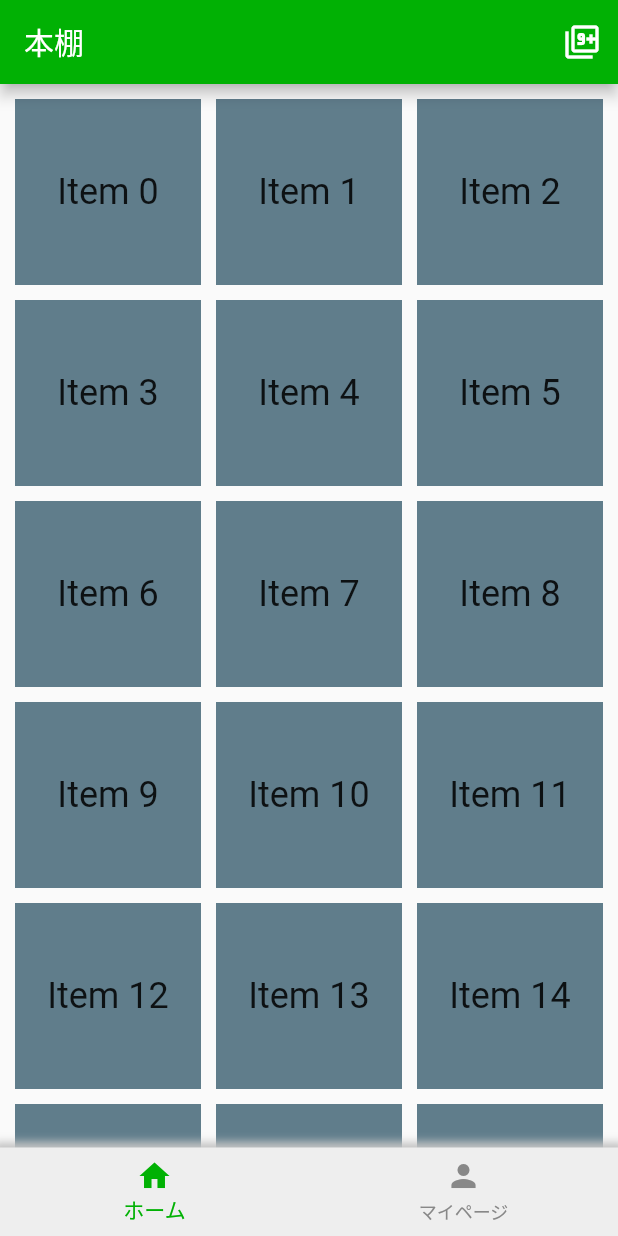
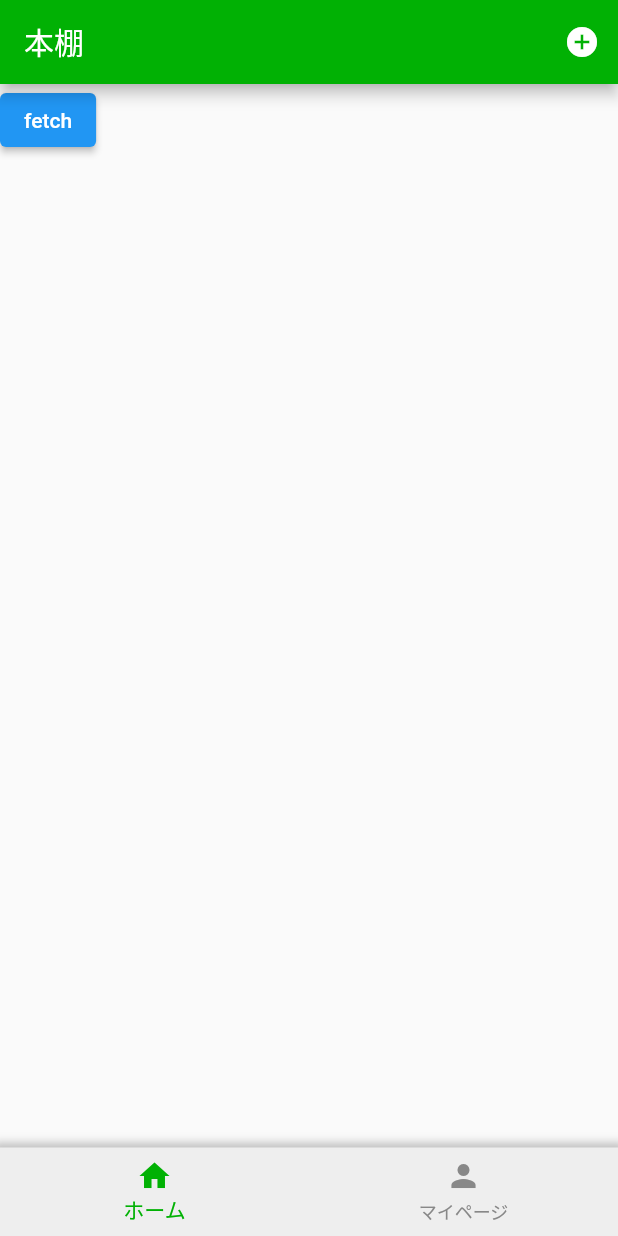
Before and after one commit to yanai-umimi/kaihatu_dojo_flutter2, a Flutter app: the screen it shows after launch, on a phone screen of 412 x 824 dp. Run offline on Flutter 3.47's test engine with Material 2 defaults, Android fonts, the light colour scheme and no system bars; our stand-ins replace bloc, equatable, flutter_bloc, hydrated_bloc.

Commit message:
commit for now

```diff
--- a/kaihatu_dojo/lib/bottom_navigation/bottom_navigation_bloc.dart
+++ b/kaihatu_dojo/lib/logic/bottom_navigation/bottom_navigation_bloc.dart
@@ -1,10 +1,8 @@
 import 'package:bloc/bloc.dart';
 import 'package:equatable/equatable.dart';
 import 'package:flutter/material.dart';
-import '../constants/enums.dart';
-// import 'package:preloved/data/models/home/recently_viewed_item.dart';
-// import 'package:preloved/data/repositories/home/home_screen_repository.dart';
 
+import '../../constants/enums.dart';
 part 'bottom_navigation_event.dart';
 part 'bottom_navigation_state.dart';
 
--- a/kaihatu_dojo/lib/main.dart
+++ b/kaihatu_dojo/lib/main.dart
@@ -3,7 +3,7 @@ import 'package:flutter_bloc/flutter_bloc.dart';
 import 'package:hydrated_bloc/hydrated_bloc.dart';
 import 'package:path_provider/path_provider.dart';
 
-import 'bottom_navigation/bottom_navigation_bloc.dart';
+import 'logic/bottom_navigation/bottom_navigation_bloc.dart';
 import 'ui/router/app_router.dart';
 
 void main() async {
--- a/kaihatu_dojo/lib/ui/router/app_router.dart
+++ b/kaihatu_dojo/lib/ui/router/app_router.dart
@@ -1,6 +1,8 @@
 import 'package:flutter/material.dart';
 import 'package:kaihatu_dojo/ui/screens/add_book_screen.dart';
+import 'package:kaihatu_dojo/ui/screens/book_confirm_screen.dart';
 import '../screens/bottom_navigation_screen.dart';
+import '../screens/settings_screen.dart';
 
 class AppRouter {
   Route? onGenerateRoute(RouteSettings routeSettings) {
@@ -11,9 +13,17 @@ class AppRouter {
         );
       case '/screens/add_book':
         return MaterialPageRoute(
-          builder: (_) => AddBookScreen(
-            text: 'pop',
+          builder: (_) => AddBookScreen(),
+        );
+      case '/screens/confirm_book':
+        return MaterialPageRoute(
+          builder: (_) => BookConfirmScreen(
+            isbn: 'ooo',
           ),
+        );
+      case '/screens/settings':
+        return MaterialPageRoute(
+          builder: (_) => const SettingScreen(),
         );
       default:
         return null;
--- a/kaihatu_dojo/lib/ui/screens/bottom_navigation_screen.dart
+++ b/kaihatu_dojo/lib/ui/screens/bottom_navigation_screen.dart
@@ -2,9 +2,9 @@ import 'package:flutter/material.dart';
 import 'package:flutter_bloc/flutter_bloc.dart';
 import 'package:kaihatu_dojo/ui/screens/home_screen.dart';
 
-import '../../bottom_navigation/bottom_navigation_bloc.dart';
 import '../../constants/enums.dart';
 import '../../constants/pallete.dart';
+import '../../logic/bottom_navigation/bottom_navigation_bloc.dart';
 import '../widgets/loading_view.dart';
 import 'my_page_screen.dart';
 
--- a/kaihatu_dojo/lib/ui/screens/home_screen.dart
+++ b/kaihatu_dojo/lib/ui/screens/home_screen.dart
@@ -1,45 +1,17 @@
+import 'dart:convert';
+
 import 'package:flutter/material.dart';
+import 'package:meta/meta.dart';
 import '../../constants/pallete.dart';
+import 'package:http/http.dart' as http;
 
 class HomeScreen extends StatelessWidget {
   final String text;
 
   HomeScreen({required this.text}) : super();
-
+  List items = [];
   @override
   Widget build(BuildContext context) {
-    var _viewData = <Widget>[
-      Container(
-        color: Colors.red,
-        child: Text(
-          "1",
-          style: TextStyle(
-              fontSize: 32.0,
-              fontWeight: FontWeight.w400,
-              fontFamily: "Roboto"),
-        ),
-      ),
-      Container(
-        color: Colors.blue,
-        child: Text(
-          "2",
-          style: TextStyle(
-              fontSize: 32.0,
-              fontWeight: FontWeight.w400,
-              fontFamily: "Roboto"),
-        ),
-      ),
-      Container(
-        color: Colors.green,
-        child: Text(
-          "3",
-          style: TextStyle(
-              fontSize: 32.0,
-              fontWeight: FontWeight.w400,
-              fontFamily: "Roboto"),
-        ),
-      ),
-    ];
     return Scaffold(
       appBar: AppBar(
         title: const Text('本棚'),
@@ -59,29 +31,59 @@ class HomeScreen extends StatelessWidget {
               Navigator.of(context).pushNamed('/screens/add_book'),
             },
             icon: const Icon(
-              Icons.filter_9_plus_outlined,
+              Icons.add_circle,
               color: Colors.white,
             ),
           )
         ],
       ),
-      body: GridView.count(
-        crossAxisCount: 3,
-        mainAxisSpacing: 10.0,
-        crossAxisSpacing: 10.0,
-        padding: const EdgeInsets.all(10),
-        children: List.generate(
-          200,
-          (index) => Container(
-            color: Colors.blueGrey,
-            child: Center(
-              child: Text(
-                'Item $index',
-                style: Theme.of(context).textTheme.headline5,
-              ),
+      body: Column(
+        children: [
+          ElevatedButton(
+            onPressed: () async {
+              var response = await http.get(Uri.https(
+                  'www.googleapis.com', '/books/v1/volumes', {
+                'q': '{Flutter}',
+                'maxResults': '40',
+                'langRestrict': 'ja'
+              }));
+
+              var jsonResponse = jsonDecode(response.body);
+
+              items = jsonResponse['items'];
+            },
+            child: Text('fetch'),
+          ),
+          // GridView.count(
+          //     crossAxisCount: 3,
+          //     mainAxisSpacing: 8,
+          //     crossAxisSpacing: 8,
+          //     padding: const EdgeInsets.all(8),
+          //     children: )
+        ],
+      ),
+    );
+  }
+
+  Widget _buildList(BuildContext context) {
+    return Expanded(
+      child: ListView.builder(
+        itemCount: items.length,
+        itemBuilder: (BuildContext context, int index) {
+          return Card(
+            child: Column(
+              children: <Widget>[
+                ListTile(
+                  leading: Image.network(
+                    items[index]['volumeInfo']['imageLinks']['thumbnail'],
+                  ),
+                  title: Text(items[index]['volumeInfo']['title']),
+                  subtitle: Text(items[index]['volumeInfo']['publishedDate']),
+                ),
+              ],
             ),
-          ),
-        ),
+          );
+        },
       ),
     );
   }
--- a/kaihatu_dojo/pubspec.yaml
+++ b/kaihatu_dojo/pubspec.yaml
@@ -40,6 +40,7 @@ dependencies:
   meta: ^1.7.0
   hydrated_bloc: ^8.1.0
   path_provider: ^2.0.11
+  http: ^0.13.5
 
 dev_dependencies:
   flutter_test:
```
Also changed, not shown: kaihatu_dojo/lib/logic/isbn_api/isbn_api_bloc.dart (added, +13 -0 lines), kaihatu_dojo/lib/logic/isbn_api/isbn_api_event.dart (added, +8 -0 lines), kaihatu_dojo/lib/logic/isbn_api/isbn_api_state.dart (added, +10 -0 lines), kaihatu_dojo/lib/ui/screens/add_book_screen.dart (+38 -3 lines), kaihatu_dojo/lib/ui/screens/book_confirm_screen.dart (added, +28 -0 lines), kaihatu_dojo/lib/ui/screens/my_page_screen.dart (+3 -11 lines), kaihatu_dojo/lib/ui/screens/settings_screen.dart (added, +20 -0 lines), kaihatu_dojo/lib/logic/bottom_navigation/bottom_navigation_event.dart (renamed from kaihatu_dojo/lib/bottom_navigation/bottom_navigation_event.dart), kaihatu_dojo/lib/logic/bottom_navigation/bottom_navigation_state.dart (renamed from kaihatu_dojo/lib/bottom_navigation/bottom_navigation_state.dart), kaihatu_dojo/pubspec.lock.
